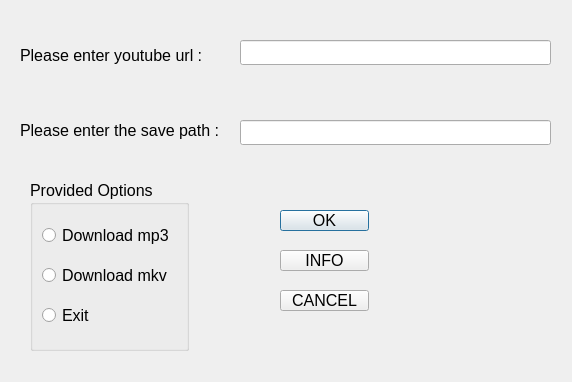
The window that GUI_Prog/youtube_utility_draft_1/youtube_dl_dialog.ui (dimkatsi91/Cpp-STL-Examples) describes before a commit, drawn with Qt 5.
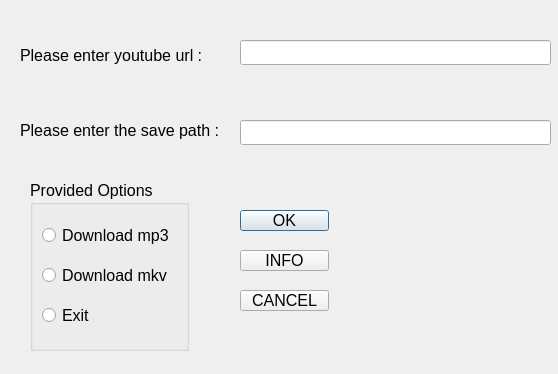
The same window after the commit.

Commit message: Add a beta/test logo in the GUI

```diff
--- a/GUI_Prog/youtube_utility_draft_1/youtube_dl_dialog.ui
+++ b/GUI_Prog/youtube_utility_draft_1/youtube_dl_dialog.ui
@@ -6,8 +6,8 @@
    <rect>
     <x>0</x>
     <y>0</y>
-    <width>572</width>
-    <height>382</height>
+    <width>558</width>
+    <height>374</height>
    </rect>
   </property>
   <property name="font">
@@ -61,7 +61,7 @@
   <widget class="QPushButton" name="ok_pushButton">
    <property name="geometry">
     <rect>
-     <x>280</x>
+     <x>240</x>
      <y>210</y>
      <width>89</width>
      <height>21</height>
@@ -74,7 +74,7 @@
   <widget class="QPushButton" name="cancel_pushButton">
    <property name="geometry">
     <rect>
-     <x>280</x>
+     <x>240</x>
      <y>290</y>
      <width>89</width>
      <height>21</height>
@@ -133,7 +133,7 @@
   <widget class="QPushButton" name="info_button">
    <property name="geometry">
     <rect>
-     <x>280</x>
+     <x>240</x>
      <y>250</y>
      <width>89</width>
      <height>21</height>
```
Left out of the diff: 13 changed lines with no effect on the pictures. The commit also changes 5 other files.
